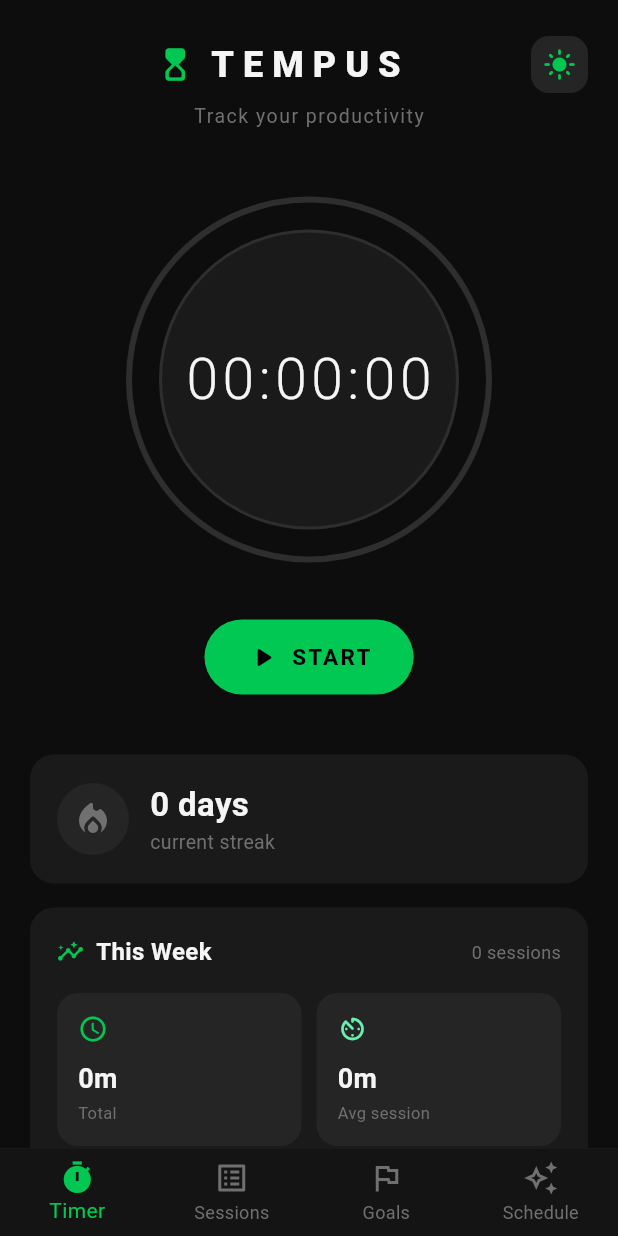
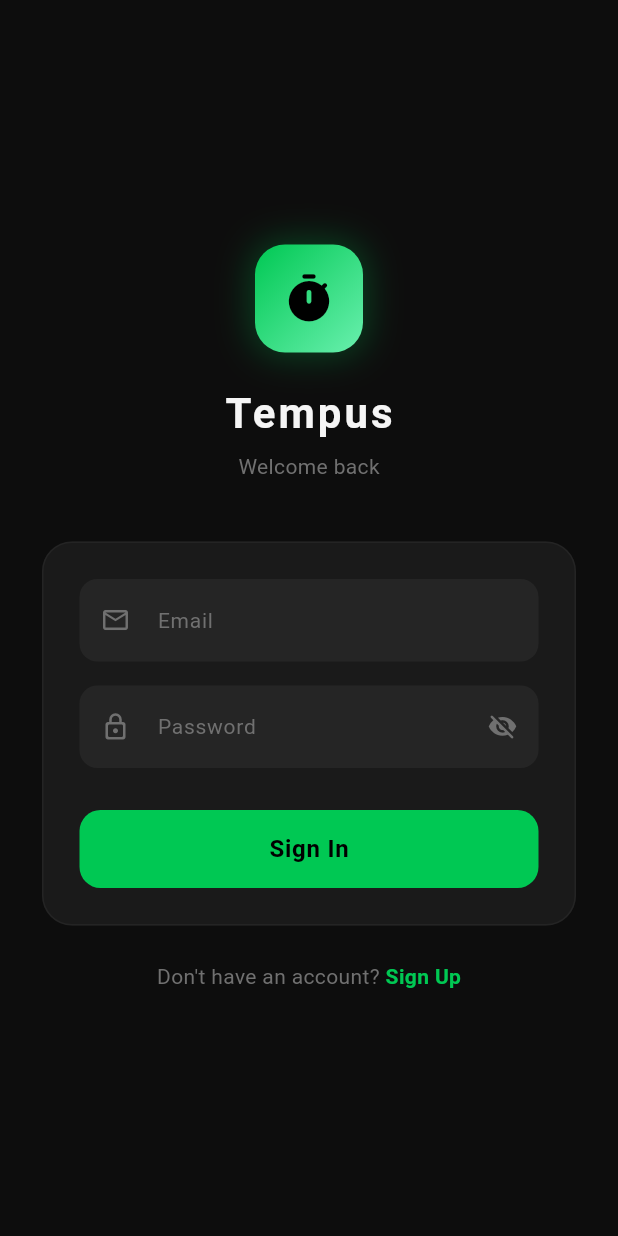
Before and after one commit to annkurrrr/Tempus, a Flutter app: the screen it shows after launch, on a phone screen of 412 x 824 dp. Run offline on Flutter 3.47's test engine with Material 3 defaults, Android fonts, the phone set to English and light mode, and no system bars; our stand-ins replace shared_preferences, supabase_flutter; missing offline and left inert: flutter_foreground_task, home_widget; accounts and stored records are empty.

Commit message:
integrate supabase auth

```diff
--- /dev/null
+++ b/tempus/lib/auth/auth_gate.dart
@@ -0,0 +1,35 @@
+import 'package:flutter/material.dart';
+import 'package:supabase_flutter/supabase_flutter.dart';
+import 'auth_service.dart';
+import '../screens/auth_screen.dart';
+
+/// Listens to Supabase auth state and switches between the auth screen
+/// and the authenticated app shell.
+///
+/// [authenticatedBuilder] builds the main app when a user is logged in.
+class AuthGate extends StatelessWidget {
+  final Widget Function() authenticatedBuilder;
+
+  const AuthGate({super.key, required this.authenticatedBuilder});
+
+  @override
+  Widget build(BuildContext context) {
+    return StreamBuilder<AuthState>(
+      stream: AuthService.authStateChanges,
+      builder: (context, snapshot) {
+        // While waiting for the first event, check the current session.
+        if (!snapshot.hasData) {
+          return AuthService.isLoggedIn
+              ? authenticatedBuilder()
+              : const AuthScreen();
+        }
+
+        final session = snapshot.data!.session;
+        if (session != null) {
+          return authenticatedBuilder();
+        }
+        return const AuthScreen();
+      },
+    );
+  }
+}
--- /dev/null
+++ b/tempus/lib/auth/auth_service.dart
@@ -0,0 +1,76 @@
+import 'package:supabase_flutter/supabase_flutter.dart';
+
+/// Handles all Supabase authentication operations.
+class AuthService {
+  AuthService._();
+
+  static SupabaseClient get _client => Supabase.instance.client;
+
+  /// The currently signed-in user, or null.
+  static User? get currentUser => _client.auth.currentUser;
+
+  /// Whether there is an active session.
+  static bool get isLoggedIn => currentUser != null;
+
+  /// Stream of auth state changes (login, logout, token refresh, etc.).
+  static Stream<AuthState> get authStateChanges =>
+      _client.auth.onAuthStateChange;
+
+  // ── Sign Up ─────────────────────────────────────────────────────────
+
+  /// Creates a new user with email & password, then inserts a row into
+  /// the public `users` table with their username and email.
+  ///
+  /// Throws an [AuthException] on failure.
+  static Future<AuthResponse> signUp({
+    required String username,
+    required String email,
+    required String password,
+  }) async {
+    // 1. Create user in Supabase Auth.
+    final response = await _client.auth.signUp(
+      email: email,
+      password: password,
+      data: {'username': username},
+    );
+
+    // 2. Insert into public.users table.
+    if (response.user != null) {
+      await _client.from('users').insert({
+        'username': username,
+        'email': email,
+      });
+    }
+
+    return response;
+  }
+
+  // ── Sign In ─────────────────────────────────────────────────────────
+
+  /// Signs in with email and password.
+  ///
+  /// Throws an [AuthException] on failure.
+  static Future<AuthResponse> signIn({
+    required String email,
+    required String password,
+  }) async {
+    return await _client.auth.signInWithPassword(
+      email: email,
+      password: password,
+    );
+  }
+
+  // ── Sign Out ────────────────────────────────────────────────────────
+
+  /// Signs out the current user.
+  static Future<void> signOut() async {
+    await _client.auth.signOut();
+  }
+
+  // ── Password Reset ──────────────────────────────────────────────────
+
+  /// Sends a password reset email.
+  static Future<void> resetPassword(String email) async {
+    await _client.auth.resetPasswordForEmail(email);
+  }
+}
--- a/tempus/lib/main.dart
+++ b/tempus/lib/main.dart
@@ -4,17 +4,20 @@ import 'package:shared_preferences/shared_preferences.dart';
 import 'models/session.dart';
 import 'services/session_storage.dart';
 import 'services/timer_notification_service.dart';
+import 'services/supabase_service.dart';
 import 'theme/app_theme.dart';
 import 'screens/home_screen.dart';
 import 'screens/sessions_screen.dart';
 import 'screens/goals_screen.dart';
 import 'screens/schedule_screen.dart';
 import 'services/widget_service.dart';
+import 'auth/auth_gate.dart';
 
-void main() {
+Future<void> main() async {
   WidgetsFlutterBinding.ensureInitialized();
   TimerNotificationService.init();
   WidgetService.init();
+  await SupabaseService.init();
   runApp(const MyApp());
 }
 
@@ -98,7 +101,7 @@ class MyAppState extends State<MyApp> {
       theme: AppTheme.lightTheme,
       darkTheme: AppTheme.darkTheme,
       themeMode: _themeMode,
-      home: const _AppShell(),
+      home: AuthGate(authenticatedBuilder: () => const _AppShell()),
     );
   }
 }
--- /dev/null
+++ b/tempus/lib/screens/auth_screen.dart
@@ -0,0 +1,429 @@
+import 'package:flutter/material.dart';
+import 'package:supabase_flutter/supabase_flutter.dart';
+import '../auth/auth_service.dart';
+import '../theme/app_theme.dart';
+
+/// A polished auth screen with animated toggle between Login and Sign Up.
+class AuthScreen extends StatefulWidget {
+  const AuthScreen({super.key});
+
+  @override
+  State<AuthScreen> createState() => _AuthScreenState();
+}
+
+class _AuthScreenState extends State<AuthScreen>
+    with SingleTickerProviderStateMixin {
+  bool _isLogin = true;
+  bool _loading = false;
+  bool _obscurePassword = true;
+  bool _obscureConfirm = true;
+
+  final _formKey = GlobalKey<FormState>();
+  final _usernameCtrl = TextEditingController();
+  final _emailCtrl = TextEditingController();
+  final _passwordCtrl = TextEditingController();
+  final _confirmCtrl = TextEditingController();
+
+  late AnimationController _animCtrl;
+  late Animation<double> _fadeAnim;
+  late Animation<Offset> _slideAnim;
+
+  @override
+  void initState() {
+    super.initState();
+    _animCtrl = AnimationController(
+      vsync: this,
+      duration: const Duration(milliseconds: 400),
+    );
+    _fadeAnim = CurvedAnimation(parent: _animCtrl, curve: Curves.easeInOut);
+    _slideAnim = Tween<Offset>(
+      begin: const Offset(0, 0.08),
+      end: Offset.zero,
+    ).animate(CurvedAnimation(parent: _animCtrl, curve: Curves.easeOut));
+    _animCtrl.forward();
+  }
+
+  @override
+  void dispose() {
+    _animCtrl.dispose();
+    _usernameCtrl.dispose();
+    _emailCtrl.dispose();
+    _passwordCtrl.dispose();
+    _confirmCtrl.dispose();
+    super.dispose();
+  }
+
+  void _toggleMode() {
+    _formKey.currentState?.reset();
+    _animCtrl.reset();
+    setState(() => _isLogin = !_isLogin);
+    _animCtrl.forward();
+  }
+
+  Future<void> _submit() async {
+    if (!_formKey.currentState!.validate()) return;
+    setState(() => _loading = true);
+    try {
+      if (_isLogin) {
+        await AuthService.signIn(
+          email: _emailCtrl.text.trim(),
+          password: _passwordCtrl.text,
+        );
+      } else {
+        await AuthService.signUp(
+          username: _usernameCtrl.text.trim(),
+          email: _emailCtrl.text.trim(),
+          password: _passwordCtrl.text,
+        );
+        if (mounted) {
+          ScaffoldMessenger.of(context).showSnackBar(
+            SnackBar(
+              content: const Text('Account created! You\'re now logged in.'),
+              backgroundColor: AppTheme.primaryDark,
+              behavior: SnackBarBehavior.floating,
+              shape: RoundedRectangleBorder(
+                borderRadius: BorderRadius.circular(10),
+              ),
+            ),
+          );
+        }
+      }
+    } on AuthException catch (e) {
+      if (mounted) {
+        ScaffoldMessenger.of(context).showSnackBar(
+          SnackBar(
+            content: Text(e.message),
+            backgroundColor: Colors.redAccent,
+            behavior: SnackBarBehavior.floating,
+            shape: RoundedRectangleBorder(
+              borderRadius: BorderRadius.circular(10),
+            ),
+          ),
+        );
+      }
+    } catch (e) {
+      if (mounted) {
+        ScaffoldMessenger.of(context).showSnackBar(
+          SnackBar(
+            content: Text('Something went wrong: $e'),
+            backgroundColor: Colors.redAccent,
+            behavior: SnackBarBehavior.floating,
+            shape: RoundedRectangleBorder(
+              borderRadius: BorderRadius.circular(10),
+            ),
+          ),
+        );
+      }
+    } finally {
+      if (mounted) setState(() => _loading = false);
+    }
+  }
+
+  @override
+  Widget build(BuildContext context) {
+    final c = TempusColors.of(context);
+    return Scaffold(
+      backgroundColor: c.scaffoldBg,
+      body: SafeArea(
+        child: Center(
+          child: SingleChildScrollView(
+            padding: const EdgeInsets.symmetric(horizontal: 28),
+            child: FadeTransition(
+              opacity: _fadeAnim,
+              child: SlideTransition(
+                position: _slideAnim,
+                child: Column(
+                  mainAxisSize: MainAxisSize.min,
+                  children: [
+                    // ── Logo / Brand ──────────────────────────────────
+                    _buildHeader(c),
+                    const SizedBox(height: 40),
+
+                    // ── Form Card ────────────────────────────────────
+                    _buildFormCard(c),
+                    const SizedBox(height: 24),
+
+                    // ── Toggle login/signup ──────────────────────────
+                    _buildToggle(c),
+                  ],
+                ),
+              ),
+            ),
+          ),
+        ),
+      ),
+    );
+  }
+
+  Widget _buildHeader(TempusColors c) {
+    return Column(
+      children: [
+        // Animated logo icon
+        TweenAnimationBuilder<double>(
+          tween: Tween(begin: 0.0, end: 1.0),
+          duration: const Duration(milliseconds: 800),
+          curve: Curves.elasticOut,
+          builder: (context, value, child) {
+            return Transform.scale(
+              scale: value,
+              child: child,
+            );
+          },
+          child: Container(
+            width: 72,
+            height: 72,
+            decoration: BoxDecoration(
+              gradient: const LinearGradient(
+                colors: [AppTheme.primary, AppTheme.accent],
+                begin: Alignment.topLeft,
+                end: Alignment.bottomRight,
+              ),
+              borderRadius: BorderRadius.circular(20),
+              boxShadow: [
+                BoxShadow(
+                  color: AppTheme.primary.withValues(alpha: 0.3),
+                  blurRadius: 20,
+                  spreadRadius: 2,
+                ),
+              ],
+            ),
+            child: const Icon(
+              Icons.timer_rounded,
+              color: Colors.black,
+              size: 36,
+            ),
+          ),
+        ),
+        const SizedBox(height: 20),
+        Text(
+          'Tempus',
+          style: TextStyle(
+            color: c.textPrimary,
+            fontSize: 28,
+            fontWeight: FontWeight.w700,
+            letterSpacing: 2,
+          ),
+        ),
+        const SizedBox(height: 6),
+        Text(
+          _isLogin ? 'Welcome back' : 'Create your account',
+          style: TextStyle(
+            color: c.textTertiary,
+            fontSize: 14,
+          ),
+        ),
+      ],
+    );
+  }
+
+  Widget _buildFormCard(TempusColors c) {
+    return Container(
+      padding: const EdgeInsets.all(24),
+      decoration: BoxDecoration(
+        color: c.cardBg,
+        borderRadius: BorderRadius.circular(20),
+        border: Border.all(
+          color: c.surfaceLighter.withValues(alpha: 0.5),
+          width: 1,
+        ),
+      ),
+      child: Form(
+        key: _formKey,
+        child: AnimatedSize(
+          duration: const Duration(milliseconds: 300),
+          curve: Curves.easeInOut,
+          child: Column(
+            mainAxisSize: MainAxisSize.min,
+            children: [
+              // Username (signup only)
+              if (!_isLogin)
+                _buildField(
+                  controller: _usernameCtrl,
+                  label: 'Username',
+                  icon: Icons.person_outline_rounded,
+                  validator: (v) {
+                    if (v == null || v.trim().isEmpty) return 'Username required';
+                    if (v.trim().length < 3) return 'At least 3 characters';
+                    return null;
+                  },
+                ),
+              if (!_isLogin) const SizedBox(height: 16),
+
+              // Email
+              _buildField(
+                controller: _emailCtrl,
+                label: 'Email',
+                icon: Icons.email_outlined,
+                keyboardType: TextInputType.emailAddress,
+                validator: (v) {
+                  if (v == null || v.trim().isEmpty) return 'Email required';
+                  if (!RegExp(r'^[^@]+@[^@]+\.[^@]+').hasMatch(v.trim())) {
+                    return 'Enter a valid email';
+                  }
+                  return null;
+                },
+              ),
+              const SizedBox(height: 16),
+
+              // Password
+              _buildField(
+                controller: _passwordCtrl,
+                label: 'Password',
+                icon: Icons.lock_outline_rounded,
+                obscure: _obscurePassword,
+                suffixIcon: IconButton(
+                  icon: Icon(
+                    _obscurePassword
+                        ? Icons.visibility_off_rounded
+                        : Icons.visibility_rounded,
+                    color: c.textTertiary,
+                    size: 20,
+                  ),
+                  onPressed: () =>
+                      setState(() => _obscurePassword = !_obscurePassword),
+                ),
+                validator: (v) {
+                  if (v == null || v.isEmpty) return 'Password required';
+                  if (v.length < 6) return 'At least 6 characters';
+                  return null;
+                },
+              ),
+
+              // Confirm Password (signup only)
+              if (!_isLogin) ...[
+                const SizedBox(height: 16),
+                _buildField(
+                  controller: _confirmCtrl,
+                  label: 'Confirm Password',
+                  icon: Icons.lock_rounded,
+                  obscure: _obscureConfirm,
+                  suffixIcon: IconButton(
+                    icon: Icon(
+                      _obscureConfirm
+                          ? Icons.visibility_off_rounded
+                          : Icons.visibility_rounded,
+                      color: c.textTertiary,
+                      size: 20,
+                    ),
+                    onPressed: () =>
+                        setState(() => _obscureConfirm = !_obscureConfirm),
+                  ),
+                  validator: (v) {
+                    if (v != _passwordCtrl.text) return 'Passwords don\'t match';
+                    return null;
+                  },
+                ),
+              ],
+
+              const SizedBox(height: 28),
+
+              // Submit button
+              SizedBox(
+                width: double.infinity,
+                height: 52,
+                child: ElevatedButton(
+                  onPressed: _loading ? null : _submit,
+                  style: ElevatedButton.styleFrom(
+                    backgroundColor: AppTheme.primary,
+                    foregroundColor: Colors.black,
+                    disabledBackgroundColor:
+                        AppTheme.primary.withValues(alpha: 0.4),
+                    shape: RoundedRectangleBorder(
+                      borderRadius: BorderRadius.circular(14),
+                    ),
+                    elevation: 0,
+                  ),
+                  child: _loading
+                      ? const SizedBox(
+                          width: 22,
+                          height: 22,
+                          child: CircularProgressIndicator(
+                            strokeWidth: 2.5,
+                            color: Colors.black,
+                          ),
+                        )
+                      : Text(
+                          _isLogin ? 'Sign In' : 'Create Account',
+                          style: const TextStyle(
+                            fontSize: 16,
+                            fontWeight: FontWeight.w700,
+                            letterSpacing: 0.5,
+                          ),
+                        ),
+                ),
+              ),
+            ],
+          ),
+        ),
+      ),
+    );
+  }
+
+  Widget _buildField({
+    required TextEditingController controller,
+    required String label,
+    required IconData icon,
+    TextInputType? keyboardType,
+    bool obscure = false,
+    Widget? suffixIcon,
+    String? Function(String?)? validator,
+  }) {
+    final c = TempusColors.of(context);
+    return TextFormField(
+      controller: controller,
+      obscureText: obscure,
+      keyboardType: keyboardType,
+      validator: validator,
+      style: TextStyle(color: c.textPrimary, fontSize: 15),
+      decoration: InputDecoration(
+        labelText: label,
+        labelStyle: TextStyle(color: c.textTertiary, fontSize: 14),
+        prefixIcon: Icon(icon, color: c.textTertiary, size: 20),
+        suffixIcon: suffixIcon,
+        filled: true,
+        fillColor: c.surfaceLight,
+        border: OutlineInputBorder(
+          borderRadius: BorderRadius.circular(12),
+          borderSide: BorderSide.none,
+        ),
+        focusedBorder: OutlineInputBorder(
+          borderRadius: BorderRadius.circular(12),
+          borderSide: const BorderSide(color: AppTheme.primary, width: 1.5),
+        ),
+        errorBorder: OutlineInputBorder(
+          borderRadius: BorderRadius.circular(12),
+          borderSide: const BorderSide(color: Colors.redAccent, width: 1),
+        ),
+        focusedErrorBorder: OutlineInputBorder(
+          borderRadius: BorderRadius.circular(12),
+          borderSide: const BorderSide(color: Colors.redAccent, width: 1.5),
+        ),
+        contentPadding:
+            const EdgeInsets.symmetric(horizontal: 16, vertical: 16),
+      ),
+    );
+  }
+
+  Widget _buildToggle(TempusColors c) {
+    return Row(
+      mainAxisAlignment: MainAxisAlignment.center,
+      children: [
+        Text(
+          _isLogin ? 'Don\'t have an account? ' : 'Already have an account? ',
+          style: TextStyle(color: c.textTertiary, fontSize: 14),
+        ),
+        GestureDetector(
+          onTap: _toggleMode,
+          child: Text(
+            _isLogin ? 'Sign Up' : 'Sign In',
+            style: const TextStyle(
+              color: AppTheme.primary,
+              fontSize: 14,
+              fontWeight: FontWeight.w700,
+            ),
+          ),
+        ),
+      ],
+    );
+  }
+}
--- a/tempus/pubspec.yaml
+++ b/tempus/pubspec.yaml
@@ -39,6 +39,7 @@ dependencies:
   flutter_foreground_task: ^9.2.2
   http: ^1.4.0
   home_widget: ^0.7.0
+  supabase_flutter: ^2.12.4
 
 dev_dependencies:
   flutter_test:
```
Also changed, not shown: tempus/lib/screens/home_screen.dart (+51 -0 lines), tempus/lib/services/supabase_service.dart (added, +20 -0 lines), tempus/pubspec.lock, 5 other files.
